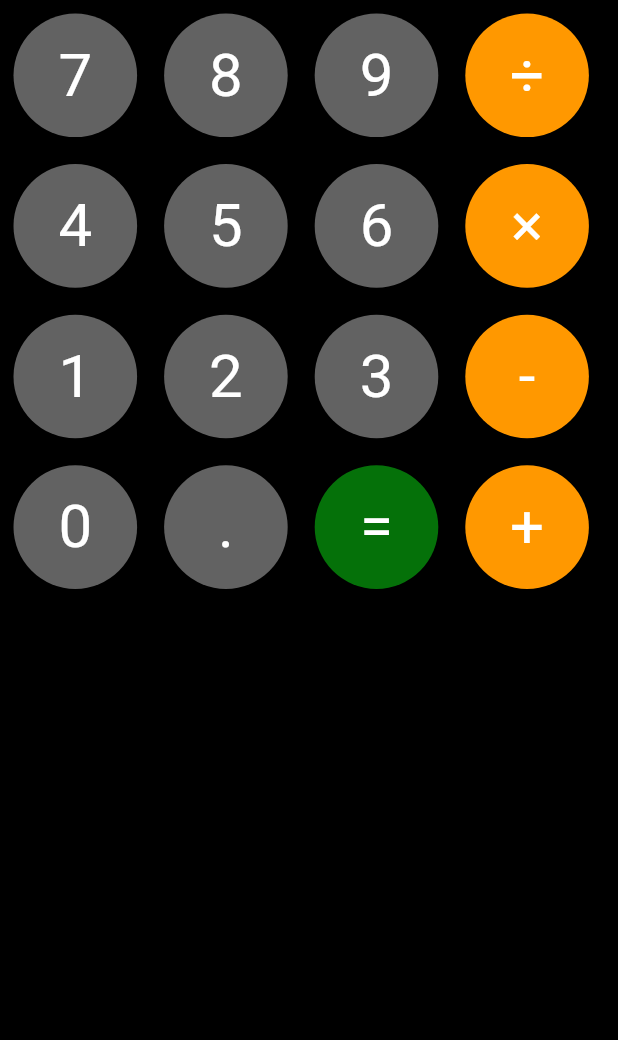
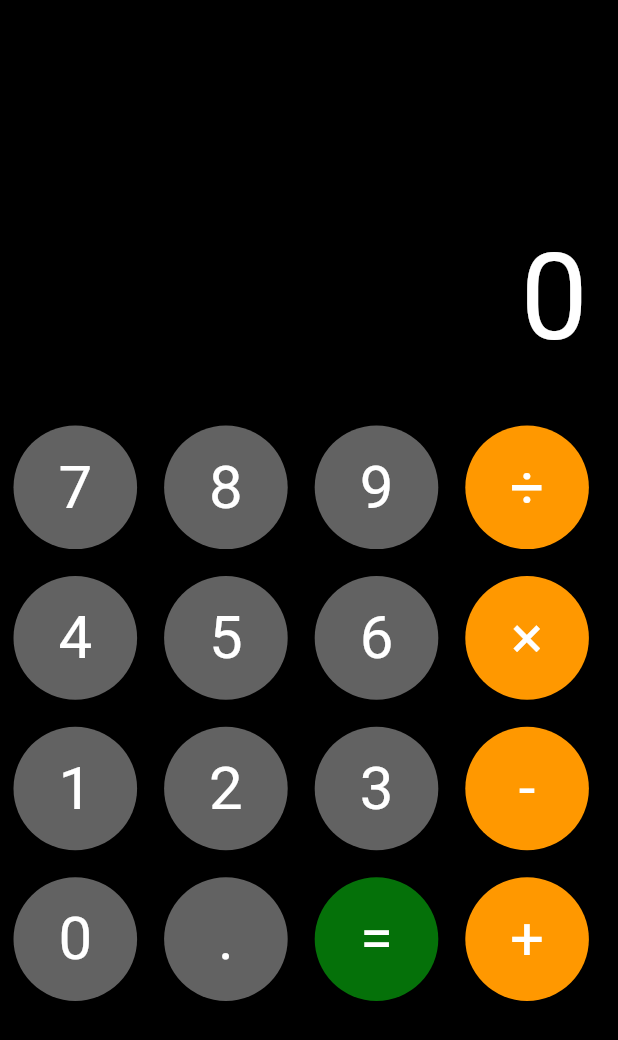
Before and after one commit to VMuralitharan/calculator_app, a Flutter app: the screen it shows after launch, on a phone screen of 412 x 824 dp. Shown: the top 1040 px of the screen. Run offline on Flutter 3.47's test engine with Material 3 defaults, Android fonts, the phone set to English and light mode, and no system bars.

Commit message:
Add calculator display area

```diff
--- a/lib/main.dart
+++ b/lib/main.dart
@@ -13,13 +13,21 @@ class MainApp extends StatelessWidget {
       home: Scaffold(
         backgroundColor: Colors.black,
         body: LayoutBuilder(
-          // Use LayoutBuilder to safely get dimensions
           builder: (context, constraints) {
-            final buttonSize =
-                constraints.maxWidth /
-                5; // Calculate button size based on screen width
+            final buttonSize = constraints.maxWidth / 5;
             return Column(
               children: [
+                // Add display area
+                Container(
+                  alignment: Alignment.bottomRight,
+                  padding: const EdgeInsets.all(20),
+                  height: constraints.maxHeight / 3,
+                  child: const Text(
+                    "0",
+                    style: TextStyle(color: Colors.white, fontSize: 80),
+                  ),
+                ),
+                // Rest of your button rows
                 Row(
                   children: [
                     calcbutton("7", Colors.white38, buttonSize),
```
